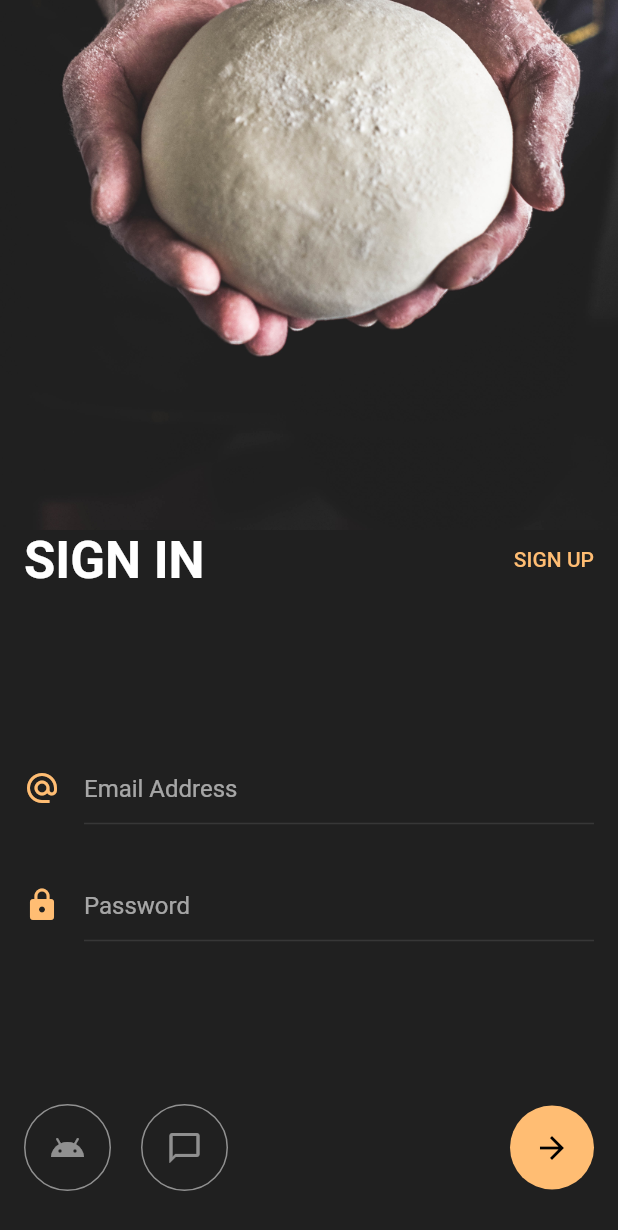
After one commit to bhtri/flutter-auth-screen, a Flutter app: the screen it shows after launch, after a tap on "START LEARNING", on a phone screen of 412 x 824 dp. The commit adds this screen. Shown: the top 1230 px of the screen. Run offline on Flutter 3.47's test engine with Material 2 defaults, Android fonts, the phone set to English and light mode, and no system bars.

Commit message:
sigin screen

```diff
--- a/lib/main.dart
+++ b/lib/main.dart
@@ -1,4 +1,5 @@
 import 'package:auth_screen/constants.dart';
+import 'package:auth_screen/signin_screen.dart';
 import 'package:flutter/material.dart';
 
 void main() {
@@ -15,13 +16,20 @@ class MyApp extends StatelessWidget {
       theme: ThemeData(
         brightness: Brightness.dark,
         primaryColor: kPrimaryColor,
-        // scaffoldBackgroundColor: kBackgroundColor,
+        scaffoldBackgroundColor: kBackgroundColor,
         textTheme: TextTheme(
           headline4:
               TextStyle(color: Colors.white, fontWeight: FontWeight.bold),
           button: TextStyle(color: kPrimaryColor),
           headline5:
               TextStyle(color: Colors.white, fontWeight: FontWeight.normal),
+        ),
+        inputDecorationTheme: InputDecorationTheme(
+          enabledBorder: UnderlineInputBorder(
+            borderSide: BorderSide(
+              color: Colors.white.withOpacity(0.1),
+            ),
+          ),
         ),
       ),
       home: WelcomeScreen(),
@@ -42,7 +50,7 @@ class WelcomeScreen extends StatelessWidget {
               decoration: BoxDecoration(
                 image: DecorationImage(
                   image: AssetImage('assets/img.jpg'),
-                  // fit: BoxFit.cover,
+                  fit: BoxFit.cover,
                 ),
               ),
             ),
@@ -67,9 +75,21 @@ class WelcomeScreen extends StatelessWidget {
                   ),
                 ),
                 FittedBox(
+                  child: GestureDetector(
+                    onTap: () {
+                      Navigator.push(
+                        context,
+                        MaterialPageRoute(
+                          builder: (context) {
+                            return SignInScreen();
+                          },
+                        ),
+                      );
+                    },
                     child: Container(
                       margin: EdgeInsets.only(bottom: 25),
-                    padding: EdgeInsets.symmetric(horizontal: 26, vertical: 16),
+                      padding:
+                          EdgeInsets.symmetric(horizontal: 26, vertical: 16),
                       decoration: BoxDecoration(
                         borderRadius: BorderRadius.circular(25),
                         color: kPrimaryColor,
@@ -91,6 +111,7 @@ class WelcomeScreen extends StatelessWidget {
                       ),
                     ),
                   ),
+                ),
               ],
             ),
           ),
--- /dev/null
+++ b/lib/signin_screen.dart
@@ -0,0 +1,130 @@
+import 'package:auth_screen/constants.dart';
+import 'package:flutter/material.dart';
+
+class SignInScreen extends StatelessWidget {
+  @override
+  Widget build(BuildContext context) {
+    return Scaffold(
+      body: Column(
+        children: [
+          Expanded(
+            flex: 3,
+            child: Container(
+              decoration: BoxDecoration(
+                image: DecorationImage(
+                  image: AssetImage('assets/img.jpg'),
+                  fit: BoxFit.cover,
+                  alignment: Alignment.bottomCenter,
+                ),
+              ),
+            ),
+          ),
+          Expanded(
+            flex: 4,
+            child: Padding(
+              padding: const EdgeInsets.symmetric(horizontal: 16),
+              child: Column(
+                children: [
+                  Row(
+                    mainAxisAlignment: MainAxisAlignment.spaceBetween,
+                    children: [
+                      Text(
+                        'SIGN IN',
+                        style: Theme.of(context).textTheme.headline4,
+                      ),
+                      Text(
+                        'SIGN UP',
+                        style: Theme.of(context).textTheme.button,
+                      ),
+                    ],
+                  ),
+                  Spacer(),
+                  Padding(
+                    padding: const EdgeInsets.only(bottom: 30),
+                    child: Row(
+                      crossAxisAlignment: CrossAxisAlignment.center,
+                      children: [
+                        Padding(
+                          padding: const EdgeInsets.only(right: 16),
+                          child:
+                              Icon(Icons.alternate_email, color: kPrimaryColor),
+                        ),
+                        Expanded(
+                          child: TextField(
+                            decoration:
+                                InputDecoration(hintText: 'Email Address'),
+                          ),
+                        ),
+                      ],
+                    ),
+                  ),
+                  Row(
+                    crossAxisAlignment: CrossAxisAlignment.center,
+                    children: [
+                      Padding(
+                        padding: const EdgeInsets.only(right: 16),
+                        child: Icon(Icons.lock, color: kPrimaryColor),
+                      ),
+                      Expanded(
+                        child: TextField(
+                          decoration: InputDecoration(hintText: 'Password'),
+                        ),
+                      ),
+                    ],
+                  ),
+                  Spacer(),
+                  Padding(
+                    padding: const EdgeInsets.only(bottom: 30),
+                    child: Row(
+                      children: [
+                        Container(
+                          padding: EdgeInsets.all(16),
+                          decoration: BoxDecoration(
+                            shape: BoxShape.circle,
+                            border: Border.all(
+                              color: Colors.white.withOpacity(.5),
+                            ),
+                          ),
+                          child: Icon(
+                            Icons.android_sharp,
+                            color: Colors.white.withOpacity(.5),
+                          ),
+                        ),
+                        SizedBox(width: 20),
+                        Container(
+                          padding: EdgeInsets.all(16),
+                          decoration: BoxDecoration(
+                            shape: BoxShape.circle,
+                            border: Border.all(
+                              color: Colors.white.withOpacity(.5),
+                            ),
+                          ),
+                          child: Icon(
+                            Icons.chat_bubble_outline,
+                            color: Colors.white.withOpacity(.5),
+                          ),
+                        ),
+                        Spacer(),
+                        Container(
+                          padding: EdgeInsets.all(16),
+                          decoration: BoxDecoration(
+                            shape: BoxShape.circle,
+                            color: kPrimaryColor,
+                          ),
+                          child: Icon(
+                            Icons.arrow_forward,
+                            color: Colors.black,
+                          ),
+                        ),
+                      ],
+                    ),
+                  ),
+                ],
+              ),
+            ),
+          ),
+        ],
+      ),
+    );
+  }
+}
```
Lines whose indentation alone changed are shown as unchanged.
